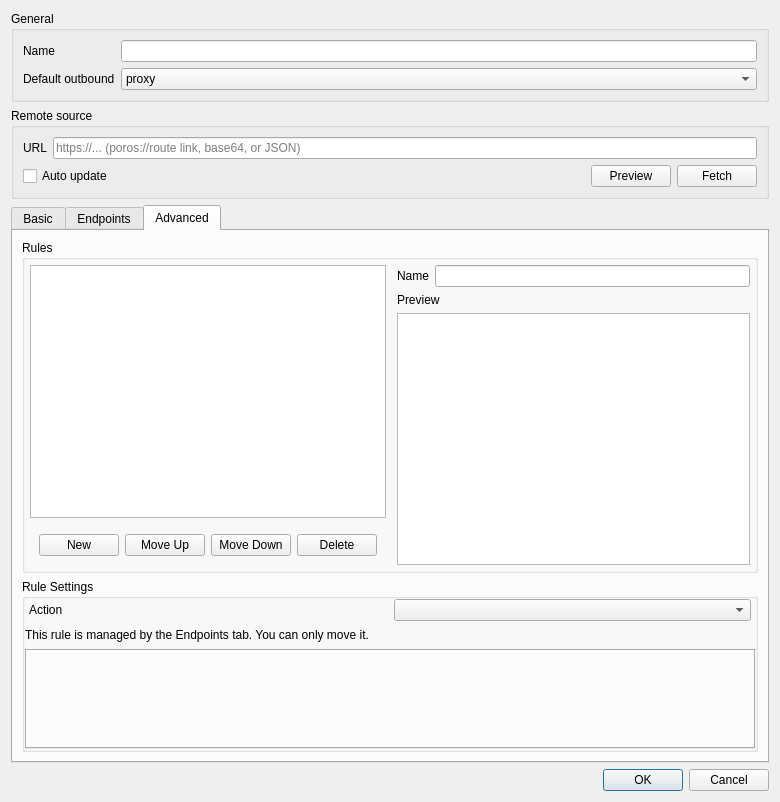
Before: the Qt Designer form include/ui/setting/RouteItem.ui in tergride/poros, drawn with Qt 5.
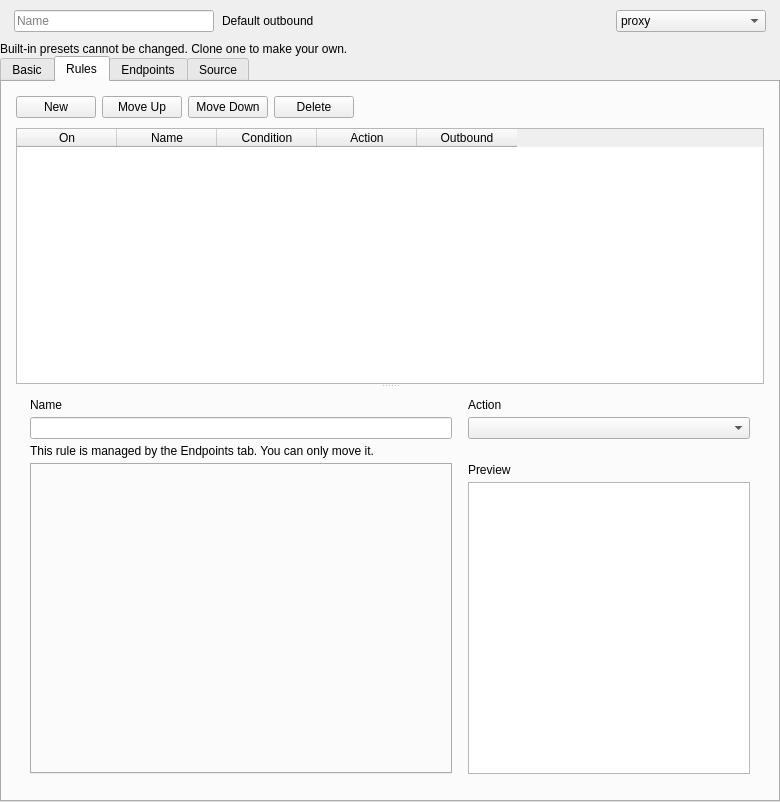
After: the same form once the commit is applied. The open tabs and pages were chosen to show the change.

```diff
--- a/include/ui/setting/RouteItem.ui
+++ b/include/ui/setting/RouteItem.ui
@@ -1,7 +1,7 @@
 <?xml version="1.0" encoding="UTF-8"?>
 <ui version="4.0">
  <class>RouteItem</class>
- <widget class="QDialog" name="RouteItem">
+ <widget class="QWidget" name="RouteItem">
   <property name="geometry">
    <rect>
     <x>0</x>
@@ -13,24 +13,73 @@
   <property name="windowTitle">
    <string>Route Profile</string>
   </property>
-  <layout class="QVBoxLayout" name="verticalLayout_3">
+  <layout class="QVBoxLayout" name="verticalLayout_3" stretch="0,0,1">
+   <property name="leftMargin">
+    <number>0</number>
+   </property>
+   <property name="topMargin">
+    <number>0</number>
+   </property>
+   <property name="rightMargin">
+    <number>0</number>
+   </property>
+   <property name="bottomMargin">
+    <number>0</number>
+   </property>
+   <property name="spacing">
+    <number>0</number>
+   </property>
    <item>
-    <widget class="QGroupBox" name="generalBox">
-     <property name="title">
-      <string>General</string>
+    <widget class="QFrame" name="generalBox">
+     <property name="role" stdset="false">
+      <string notr="true">toolbar</string>
      </property>
-     <layout class="QGridLayout" name="gridLayout">
-      <item row="0" column="0">
-       <widget class="QLabel" name="route_name_l">
-        <property name="text">
+     <layout class="QHBoxLayout" name="generalRow">
+      <property name="leftMargin">
+       <number>14</number>
+      </property>
+      <property name="topMargin">
+       <number>10</number>
+      </property>
+      <property name="rightMargin">
+       <number>14</number>
+      </property>
+      <property name="bottomMargin">
+       <number>10</number>
+      </property>
+      <property name="spacing">
+       <number>8</number>
+      </property>
+      <item>
+       <widget class="QLineEdit" name="route_name">
+        <property name="minimumSize">
+         <size>
+          <width>200</width>
+          <height>0</height>
+         </size>
+        </property>
+        <property name="maximumSize">
+         <size>
+          <width>200</width>
+          <height>16777215</height>
+         </size>
+        </property>
+        <property name="placeholderText">
          <string>Name</string>
         </property>
        </widget>
       </item>
-      <item row="0" column="1">
-       <widget class="QLineEdit" name="route_name"/>
+      <item>
+       <widget class="QLabel" name="def_out_l">
+        <property name="text">
+         <string>Default outbound</string>
+        </property>
+        <property name="buddy">
+         <cstring>def_out</cstring>
+        </property>
+       </widget>
       </item>
-      <item row="2" column="1">
+      <item>
        <widget class="QComboBox" name="def_out">
         <item>
          <property name="text">
@@ -52,90 +101,34 @@
           <string notr="true">warp-bypass</string>
          </property>
         </item>
-       </widget>
-      </item>
-      <item row="2" column="0">
-       <widget class="QLabel" name="def_out_l">
-        <property name="text">
-         <string>Default outbound</string>
+        <property name="minimumSize">
+         <size>
+          <width>150</width>
+          <height>0</height>
+         </size>
         </property>
+        <property name="maximumSize">
+         <size>
+          <width>150</width>
+          <height>16777215</height>
+         </size>
+        </property>
        </widget>
       </item>
      </layout>
     </widget>
    </item>
    <item>
-    <widget class="QGroupBox" name="remoteBox">
-     <property name="title">
-      <string>Remote source</string>
+    <widget class="QLabel" name="builtinNote">
+     <property name="text">
+      <string>Built-in presets cannot be changed. Clone one to make your own.</string>
      </property>
-     <layout class="QVBoxLayout" name="remoteBoxLayout">
-      <item>
-       <layout class="QHBoxLayout" name="remoteUrlRow">
-        <item>
-         <widget class="QLabel" name="remoteUrlLabel">
-          <property name="text">
-           <string>URL</string>
-          </property>
-         </widget>
-        </item>
-        <item>
-         <widget class="QLineEdit" name="remoteUrlEdit">
-          <property name="placeholderText">
-           <string>https://... (poros://route link, base64, or JSON)</string>
-          </property>
-         </widget>
-        </item>
-       </layout>
-      </item>
-      <item>
-       <layout class="QHBoxLayout" name="remoteActionRow">
-        <item>
-         <widget class="QCheckBox" name="autoUpdateCheck">
-          <property name="toolTip">
-           <string>Re-fetch this profile from the URL when subscriptions auto-update.&#10;Your local edits are overwritten on each update.</string>
-          </property>
-          <property name="text">
-           <string>Auto update</string>
-          </property>
-         </widget>
-        </item>
-        <item>
-         <spacer name="remoteActionSpacer">
-          <property name="orientation">
-           <enum>Qt::Orientation::Horizontal</enum>
-          </property>
-          <property name="sizeHint" stdset="0">
-           <size>
-            <width>40</width>
-            <height>20</height>
-           </size>
-          </property>
-         </spacer>
-        </item>
-        <item>
-         <widget class="QPushButton" name="remotePreviewBtn">
-          <property name="toolTip">
-           <string>Fetch the URL and show the routing profile without changing the current rules.</string>
-          </property>
-          <property name="text">
-           <string>Preview</string>
-          </property>
-         </widget>
-        </item>
-        <item>
-         <widget class="QPushButton" name="remoteFetchBtn">
-          <property name="toolTip">
-           <string>Fetch the URL and replace the current rules with the fetched ones.</string>
-          </property>
-          <property name="text">
-           <string>Fetch</string>
-          </property>
-         </widget>
-        </item>
-       </layout>
-      </item>
-     </layout>
+     <property name="role" stdset="false">
+      <string notr="true">note</string>
+     </property>
+     <property name="wordWrap">
+      <bool>true</bool>
+     </property>
     </widget>
    </item>
    <item>
@@ -225,6 +218,255 @@
        </item>
       </layout>
      </widget>
+     <widget class="QWidget" name="tab">
+      <attribute name="title">
+       <string>Rules</string>
+      </attribute>
+      <layout class="QVBoxLayout" name="verticalLayout_4" stretch="0,1">
+       <property name="leftMargin">
+        <number>14</number>
+       </property>
+       <property name="topMargin">
+        <number>14</number>
+       </property>
+       <property name="rightMargin">
+        <number>14</number>
+       </property>
+       <property name="bottomMargin">
+        <number>14</number>
+       </property>
+       <property name="spacing">
+        <number>10</number>
+       </property>
+       <item>
+        <layout class="QHBoxLayout" name="ruleTools">
+         <property name="spacing">
+          <number>6</number>
+         </property>
+         <item>
+          <widget class="QPushButton" name="new_route_item">
+           <property name="text">
+            <string>New</string>
+           </property>
+           <property name="role" stdset="false">
+            <string notr="true">small</string>
+           </property>
+           <property name="variant" stdset="false">
+            <string notr="true">primary</string>
+           </property>
+          </widget>
+         </item>
+         <item>
+          <widget class="QPushButton" name="moveup_route_item">
+           <property name="text">
+            <string>Move Up</string>
+           </property>
+           <property name="role" stdset="false">
+            <string notr="true">small</string>
+           </property>
+          </widget>
+         </item>
+         <item>
+          <widget class="QPushButton" name="movedown_route_item">
+           <property name="text">
+            <string>Move Down</string>
+           </property>
+           <property name="role" stdset="false">
+            <string notr="true">small</string>
+           </property>
+          </widget>
+         </item>
+         <item>
+          <widget class="QPushButton" name="delete_route_item">
+           <property name="text">
+            <string>Delete</string>
+           </property>
+           <property name="role" stdset="false">
+            <string notr="true">small</string>
+           </property>
+           <property name="variant" stdset="false">
+            <string notr="true">danger</string>
+           </property>
+          </widget>
+         </item>
+         <item>
+          <spacer name="ruleToolsSpacer">
+           <property name="orientation">
+            <enum>Qt::Orientation::Horizontal</enum>
+           </property>
+           <property name="sizeHint" stdset="0">
+            <size>
+             <width>0</width>
+             <height>0</height>
+            </size>
+           </property>
+          </spacer>
+         </item>
+        </layout>
+       </item>
+       <item>
+        <widget class="QSplitter" name="ruleSplit">
+         <property name="orientation">
+          <enum>Qt::Orientation::Vertical</enum>
+         </property>
+         <property name="childrenCollapsible">
+          <bool>false</bool>
+         </property>
+         <widget class="QTableWidget" name="route_items">
+          <property name="role" stdset="false">
+           <string notr="true">table</string>
+          </property>
+          <property name="editTriggers">
+           <set>QAbstractItemView::EditTrigger::NoEditTriggers</set>
+          </property>
+          <property name="selectionMode">
+           <enum>QAbstractItemView::SelectionMode::SingleSelection</enum>
+          </property>
+          <property name="selectionBehavior">
+           <enum>QAbstractItemView::SelectionBehavior::SelectRows</enum>
+          </property>
+          <property name="showGrid">
+           <bool>false</bool>
+          </property>
+          <property name="wordWrap">
+           <bool>false</bool>
+          </property>
+          <attribute name="verticalHeaderVisible">
+           <bool>false</bool>
+          </attribute>
+          <attribute name="horizontalHeaderHighlightSections">
+           <bool>false</bool>
+          </attribute>
+          <column>
+           <property name="text">
+            <string>On</string>
+           </property>
+          </column>
+          <column>
+           <property name="text">
+            <string>Name</string>
+           </property>
+          </column>
+          <column>
+           <property name="text">
+            <string>Condition</string>
+           </property>
+          </column>
+          <column>
+           <property name="text">
+            <string>Action</string>
+           </property>
+          </column>
+          <column>
+           <property name="text">
+            <string>Outbound</string>
+           </property>
+          </column>
+         </widget>
+         <widget class="QFrame" name="rule_editor">
+          <property name="role" stdset="false">
+           <string notr="true">card</string>
+          </property>
+          <layout class="QGridLayout" name="ruleEditorGrid" rowstretch="0,0,0,0,1" columnstretch="3,2">
+           <property name="leftMargin">
+            <number>14</number>
+           </property>
+           <property name="topMargin">
+            <number>10</number>
+           </property>
+           <property name="rightMargin">
+            <number>14</number>
+           </property>
+           <property name="bottomMargin">
+            <number>12</number>
+           </property>
+           <property name="horizontalSpacing">
+            <number>16</number>
+           </property>
+           <property name="verticalSpacing">
+            <number>5</number>
+           </property>
+           <item row="0" column="0">
+            <widget class="QLabel" name="rule_name_l">
+             <property name="text">
+              <string>Name</string>
+             </property>
+             <property name="role" stdset="false">
+              <string notr="true">field</string>
+             </property>
+             <property name="buddy">
+              <cstring>rule_name</cstring>
+             </property>
+            </widget>
+           </item>
+           <item row="0" column="1">
+            <widget class="QLabel" name="rule_action_l">
+             <property name="text">
+              <string>Action</string>
+             </property>
+             <property name="role" stdset="false">
+              <string notr="true">field</string>
+             </property>
+             <property name="buddy">
+              <cstring>rule_action_combo</cstring>
+             </property>
+            </widget>
+           </item>
+           <item row="1" column="0">
+            <widget class="QLineEdit" name="rule_name" />
+           </item>
+           <item row="1" column="1">
+            <widget class="QComboBox" name="rule_action_combo" />
+           </item>
+           <item row="2" column="0" colspan="2">
+            <widget class="QLabel" name="rule_managed_note">
+             <property name="text">
+              <string>This rule is managed by the Endpoints tab. You can only move it.</string>
+             </property>
+             <property name="wordWrap">
+              <bool>true</bool>
+             </property>
+             <property name="role" stdset="false">
+              <string notr="true">hint</string>
+             </property>
+            </widget>
+           </item>
+           <item row="3" column="0" rowspan="2">
+            <widget class="QTabWidget" name="rule_attr_tabs">
+             <property name="currentIndex">
+              <number>-1</number>
+             </property>
+            </widget>
+           </item>
+           <item row="3" column="1">
+            <widget class="QLabel" name="rule_preview_l">
+             <property name="text">
+              <string>Preview</string>
+             </property>
+             <property name="role" stdset="false">
+              <string notr="true">field</string>
+             </property>
+            </widget>
+           </item>
+           <item row="4" column="1">
+            <widget class="QTextBrowser" name="rule_preview">
+             <property name="documentTitle">
+              <string notr="true" />
+             </property>
+             <property name="openExternalLinks">
+              <bool>false</bool>
+             </property>
+             <property name="role" stdset="false">
+              <string notr="true">mono</string>
+             </property>
+            </widget>
+           </item>
+          </layout>
+         </widget>
+        </widget>
+       </item>
+      </layout>
+     </widget>
      <widget class="QWidget" name="endpointsTab">
       <attribute name="title">
        <string>Endpoints</string>
@@ -269,235 +511,186 @@
        </item>
       </layout>
      </widget>
-     <widget class="QWidget" name="tab">
+     <widget class="QWidget" name="remoteTab">
       <attribute name="title">
-       <string>Advanced</string>
+       <string>Source</string>
       </attribute>
-      <layout class="QVBoxLayout" name="verticalLayout_4">
+      <layout class="QVBoxLayout" name="layout_source">
+       <property name="leftMargin">
+        <number>0</number>
+       </property>
+       <property name="topMargin">
+        <number>0</number>
+       </property>
+       <property name="rightMargin">
+        <number>0</number>
+       </property>
+       <property name="bottomMargin">
+        <number>0</number>
+       </property>
        <item>
-        <widget class="QGroupBox" name="groupBox">
-         <property name="title">
-          <string>Rules</string>
+        <widget class="QScrollArea" name="scroll_source">
+         <property name="frameShape">
+          <enum>QFrame::Shape::NoFrame</enum>
          </property>
-         <layout class="QHBoxLayout" name="horizontalLayout_4">
-          <property name="leftMargin">
-           <number>0</number>
-          </property>
-          <property name="topMargin">
-           <number>0</number>
-          </property>
-          <property name="rightMargin">
-           <number>0</number>
-          </property>
-          <property name="bottomMargin">
-           <number>0</number>
-          </property>
-          <item>
-           <widget class="QFrame" name="frame">
-            <property name="frameShape">
-             <enum>QFrame::Shape::NoFrame</enum>
-            </property>
-            <property name="frameShadow">
-             <enum>QFrame::Shadow::Raised</enum>
-            </property>
-            <layout class="QVBoxLayout" name="verticalLayout_9">
-             <property name="spacing">
-              <number>7</number>
+         <property name="horizontalScrollBarPolicy">
+          <enum>Qt::ScrollBarPolicy::ScrollBarAlwaysOff</enum>
+         </property>
+         <property name="widgetResizable">
+          <bool>true</bool>
+         </property>
+         <widget class="QWidget" name="body_source">
+          <layout class="QVBoxLayout" name="column_source">
+           <property name="leftMargin">
+            <number>14</number>
+           </property>
+           <property name="topMargin">
+            <number>14</number>
+           </property>
+           <property name="rightMargin">
+            <number>14</number>
+           </property>
+           <property name="bottomMargin">
+            <number>14</number>
+           </property>
+           <property name="spacing">
+            <number>12</number>
+           </property>
+           <item>
+            <widget class="QGroupBox" name="remoteBox">
+             <property name="title">
+              <string>Remote source</string>
              </property>
-             <property name="leftMargin">
-              <number>5</number>
-             </property>
-             <property name="topMargin">
-              <number>5</number>
-             </property>
-             <property name="rightMargin">
-              <number>5</number>
-             </property>
-             <property name="bottomMargin">
-              <number>5</number>
-             </property>
-             <item>
-              <widget class="QListWidget" name="route_items"/>
-             </item>
-             <item>
-              <widget class="QWidget" name="widget_2" native="true">
-               <layout class="QHBoxLayout" name="horizontalLayout_2">
+             <layout class="QGridLayout" name="grid_remoteBox" columnstretch="1,1">
+              <property name="leftMargin">
+               <number>16</number>
+              </property>
+              <property name="rightMargin">
+               <number>16</number>
+              </property>
+              <property name="topMargin">
+               <number>6</number>
+              </property>
+              <property name="bottomMargin">
+               <number>14</number>
+              </property>
+              <property name="horizontalSpacing">
+               <number>16</number>
+              </property>
+              <property name="verticalSpacing">
+               <number>6</number>
+              </property>
+              <item row="0" column="0" colspan="2">
+               <widget class="QLabel" name="remoteUrlLabel">
+                <property name="text">
+                 <string>URL</string>
+                </property>
+                <property name="role" stdset="false">
+                 <string notr="true">field</string>
+                </property>
+                <property name="buddy">
+                 <cstring>remoteUrlEdit</cstring>
+                </property>
+               </widget>
+              </item>
+              <item row="1" column="0" colspan="2">
+               <widget class="QLineEdit" name="remoteUrlEdit">
+                <property name="placeholderText">
+                 <string>https://... (poros://route link, base64, or JSON)</string>
+                </property>
+               </widget>
+              </item>
+              <item row="2" column="0" colspan="2">
+               <widget class="QCheckBox" name="autoUpdateCheck">
+                <property name="toolTip">
+                 <string>Re-fetch this profile from the URL when subscriptions auto-update.
+Your local edits are overwritten on each update.</string>
+                </property>
+                <property name="text">
+                 <string>Auto update</string>
+                </property>
+                <property name="role" stdset="false">
+                 <string notr="true">switch</string>
+                </property>
+               </widget>
+              </item>
+              <item row="3" column="0" colspan="2">
+               <widget class="QLabel" name="hint_1">
+                <property name="text">
+                 <string>Your local edits are overwritten on each update.</string>
+                </property>
+                <property name="role" stdset="false">
+                 <string notr="true">hint</string>
+                </property>
+                <property name="wordWrap">
+                 <bool>true</bool>
+                </property>
+               </widget>
+              </item>
+              <item row="4" column="0" colspan="2">
+               <layout class="QHBoxLayout" name="row_2">
+                <property name="spacing">
+                 <number>8</number>
+                </property>
                 <item>
-                 <widget class="QPushButton" name="new_route_item">
-                  <property name="text">
-                   <string>New</string>
+                 <widget class="QPushButton" name="remotePreviewBtn">
+                  <property name="toolTip">
+                   <string>Fetch the URL and show the routing profile without changing the current rules.</string>
                   </property>
-                 </widget>
-                </item>
-                <item>
-                 <widget class="QPushButton" name="moveup_route_item">
                   <property name="text">
-                   <string>Move Up</string>
+                   <string>Preview</string>
                   </property>
                  </widget>
                 </item>
                 <item>
-                 <widget class="QPushButton" name="movedown_route_item">
+                 <widget class="QPushButton" name="remoteFetchBtn">
+                  <property name="toolTip">
+                   <string>Fetch the URL and replace the current rules with the fetched ones.</string>
+                  </property>
                   <property name="text">
-                   <string>Move Down</string>
+                   <string>Fetch</string>
                   </property>
                  </widget>
                 </item>
                 <item>
-                 <widget class="QPushButton" name="delete_route_item">
-                  <property name="text">
-                   <string>Delete</string>
+                 <spacer name="spacer_3">
+                  <property name="orientation">
+                   <enum>Qt::Orientation::Horizontal</enum>
                   </property>
-                 </widget>
+                  <property name="sizeHint" stdset="0">
+                   <size>
+                    <width>0</width>
+                    <height>0</height>
+                   </size>
+                  </property>
+                 </spacer>
                 </item>
                </layout>
-              </widget>
-             </item>
-            </layout>
-           </widget>
-          </item>
-          <item>
-           <widget class="QFrame" name="rule_attr_box">
-            <layout class="QVBoxLayout" name="verticalLayout">
-             <property name="leftMargin">
-              <number>0</number>
+              </item>
+             </layout>
+            </widget>
+           </item>
+           <item>
+            <spacer name="end_source">
+             <property name="orientation">
+              <enum>Qt::Orientation::Vertical</enum>
              </property>
-             <property name="topMargin">
-              <number>5</number>
+             <property name="sizeHint" stdset="0">
+              <size>
+               <width>0</width>
+               <height>0</height>
+              </size>
              </property>
-             <property name="rightMargin">
-              <number>5</number>
-             </property>
-             <property name="bottomMargin">
-              <number>5</number>
-             </property>
-             <item>
-              <layout class="QHBoxLayout" name="horizontalLayout_5">
-               <item>
-                <widget class="QLabel" name="rule_name_l">
-                 <property name="text">
-                  <string>Name</string>
-                 </property>
-                </widget>
-               </item>
-               <item>
-                <widget class="QLineEdit" name="rule_name"/>
-               </item>
-              </layout>
-             </item>
-             <item>
-              <widget class="QLabel" name="rule_preview_l">
-               <property name="text">
-                <string>Preview</string>
-               </property>
-              </widget>
-             </item>
-             <item>
-              <widget class="QTextBrowser" name="rule_preview">
-               <property name="minimumSize">
-                <size>
-                 <width>0</width>
-                 <height>120</height>
-                </size>
-               </property>
-               <property name="documentTitle">
-                <string notr="true"/>
-               </property>
-               <property name="openExternalLinks">
-                <bool>false</bool>
-               </property>
-              </widget>
-             </item>
-            </layout>
-           </widget>
-          </item>
-         </layout>
-        </widget>
-       </item>
-       <item>
-        <widget class="QGroupBox" name="groupBox_2">
-         <property name="title">
-          <string>Rule Settings</string>
-         </property>
-         <layout class="QVBoxLayout" name="verticalLayout_2">
-          <property name="spacing">
-           <number>7</number>
-          </property>
-          <property name="leftMargin">
-           <number>0</number>
-          </property>
-          <property name="topMargin">
-           <number>0</number>
-          </property>
-          <property name="rightMargin">
-           <number>0</number>
-          </property>
-          <property name="bottomMargin">
-           <number>0</number>
-          </property>
-          <item>
-           <layout class="QHBoxLayout" name="horizontalLayout_action">
-            <property name="leftMargin">
-             <number>4</number>
-            </property>
-            <property name="rightMargin">
-             <number>4</number>
-            </property>
-            <item>
-             <widget class="QLabel" name="rule_action_l">
-              <property name="text">
-               <string>Action</string>
-              </property>
-             </widget>
-            </item>
-            <item>
-             <widget class="QComboBox" name="rule_action_combo"/>
-            </item>
-           </layout>
-          </item>
-          <item>
-           <widget class="QLabel" name="rule_managed_note">
-            <property name="text">
-             <string>This rule is managed by the Endpoints tab. You can only move it.</string>
-            </property>
-            <property name="wordWrap">
-             <bool>true</bool>
-            </property>
-           </widget>
-          </item>
-          <item>
-           <widget class="QTabWidget" name="rule_attr_tabs">
-            <property name="sizePolicy">
-             <sizepolicy hsizetype="Preferred" vsizetype="Preferred">
-              <horstretch>0</horstretch>
-              <verstretch>0</verstretch>
-             </sizepolicy>
-            </property>
-            <property name="minimumSize">
-             <size>
-              <width>0</width>
-              <height>100</height>
-             </size>
-            </property>
-            <property name="currentIndex">
-             <number>-1</number>
-            </property>
-           </widget>
-          </item>
-         </layout>
+            </spacer>
+           </item>
+          </layout>
+         </widget>
         </widget>
        </item>
       </layout>
      </widget>
     </widget>
    </item>
-   <item>
-    <widget class="QDialogButtonBox" name="buttonBox">
-     <property name="standardButtons">
-      <set>QDialogButtonBox::StandardButton::Cancel|QDialogButtonBox::StandardButton::Ok</set>
-     </property>
-    </widget>
-   </item>
   </layout>
  </widget>
  <resources/>
```
Left out of the diff: 223 changed lines with no effect on the pictures.
